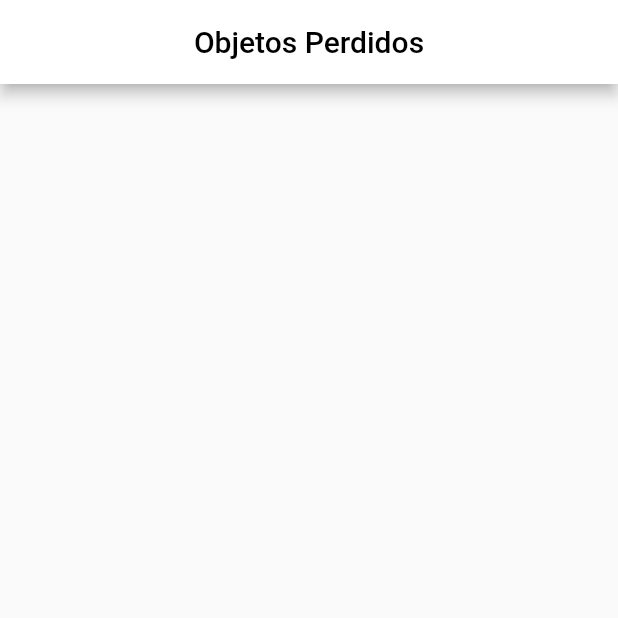
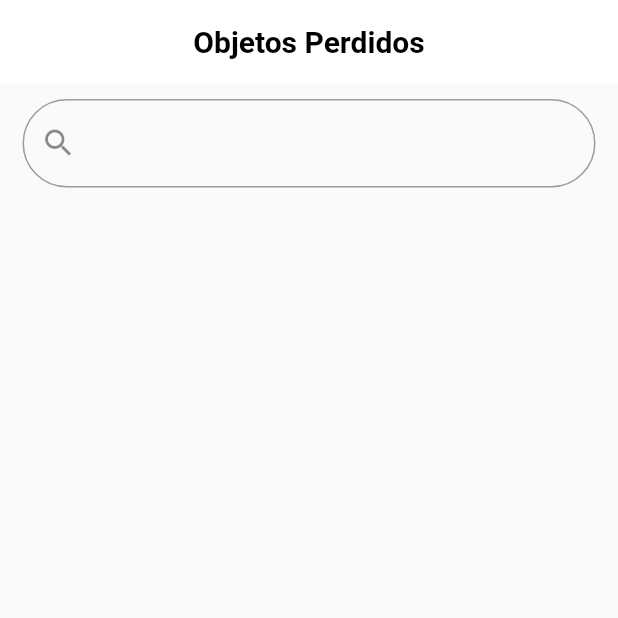
Before and after one commit to Moviles202320Grupo12/Unimaps_Flutter, a Flutter app: the screen it shows after launch, on a phone screen of 412 x 824 dp, the top half of it. Run offline on Flutter 3.47's test engine with Material 2 defaults, Android fonts, the light colour scheme and no system bars; our stand-ins replace google_fonts; Roboto replaces fonts that are missing (Urbanist).

Commit message:
Add search bar

```diff
--- a/app_final/lib/pages/lost_property.dart
+++ b/app_final/lib/pages/lost_property.dart
@@ -19,10 +19,41 @@ class LostPropertyHome extends StatelessWidget {
   Widget build(BuildContext context) {
     return Scaffold(
         appBar: AppBar(
-      centerTitle: true,
-      title: (const Text('Objetos Perdidos',
-          style: TextStyle(color: Colors.black, fontFamily: 'Urbanist'))),
-      backgroundColor: Colors.white,
-    ));
+          centerTitle: true,
+          title: (const Text('Objetos Perdidos',
+              style: TextStyle(
+                  color: Colors.black,
+                  fontFamily: 'Urbanist',
+                  fontWeight: FontWeight.bold))),
+          backgroundColor: Colors.white,
+          elevation: 0.0,
+        ),
+        body: Column(
+          mainAxisSize: MainAxisSize.max,
+          mainAxisAlignment: MainAxisAlignment.start,
+          crossAxisAlignment: CrossAxisAlignment.start,
+          children: [
+            SizedBox(height: 10),
+            Padding(
+              padding: const EdgeInsets.symmetric(horizontal: 15.0),
+              child: TextField(
+                onChanged: (value) {
+                  setState(() {
+                    var searchString = value.toLowerCase();
+                  });
+                },
+                decoration: InputDecoration(
+                  labelText: '',
+                  prefixIcon: Icon(Icons.search),
+                  border: OutlineInputBorder(
+                      borderRadius: BorderRadius.circular(30.0)),
+                ),
+              ),
+            ),
+            SizedBox(height: 10),
+          ],
+        ));
   }
+
+  void setState(Null Function() param0) {}
 }
```
